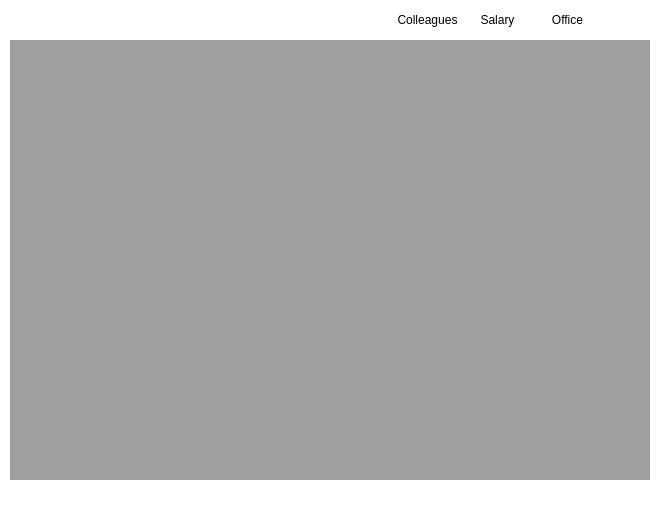
Old version of the form Windows/Main/MainWindow.ui in the repository oleksandrmelnychenko/noltapp.
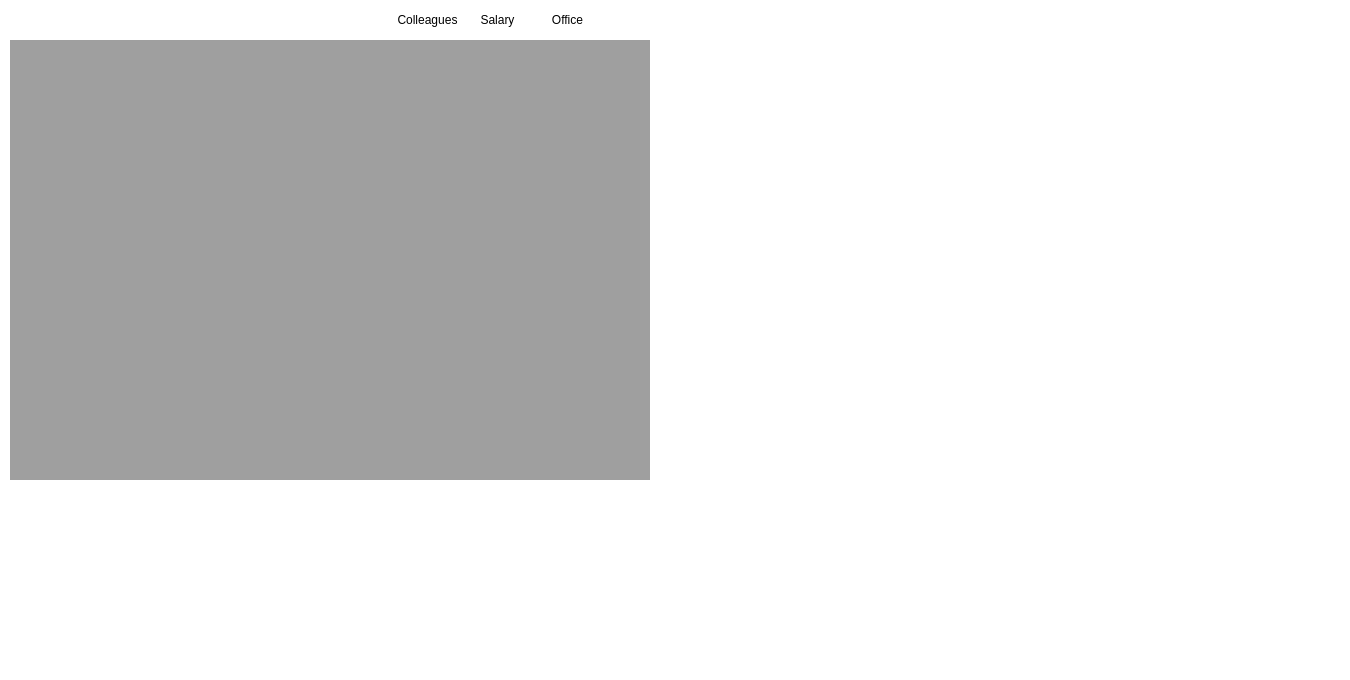
New version of the form. Icons and pictures are not drawn.

Commit message: main window set minimum size

What changed in the file:
```diff
--- a/Windows/Main/MainWindow.ui
+++ b/Windows/Main/MainWindow.ui
@@ -9,10 +9,16 @@
    <rect>
     <x>0</x>
     <y>0</y>
-    <width>660</width>
-    <height>520</height>
+    <width>1350</width>
+    <height>680</height>
    </rect>
   </property>
+  <property name="minimumSize">
+   <size>
+    <width>1350</width>
+    <height>680</height>
+   </size>
+  </property>
   <property name="windowTitle">
    <string>NOLT</string>
   </property>
```
Left out of the diff: 6 changed lines with no effect on the pictures. The commit also changes 1 other file.
